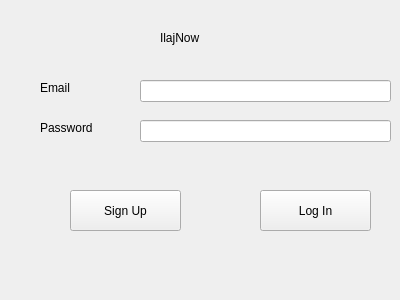
First picture: the form in Screens/start_screen.ui, repository Ghulam-Mustafa08291/IlajNow, before the edit.
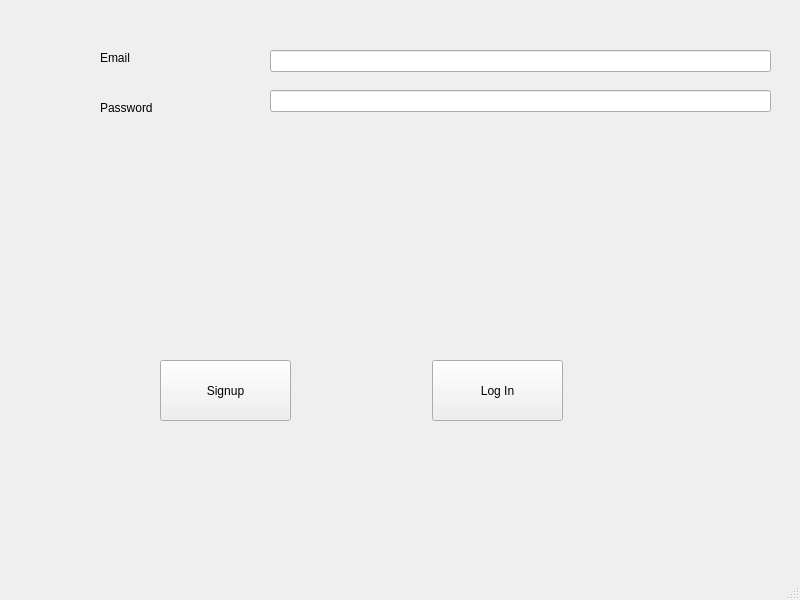
Second picture: the form after the edit.

Commit message: start page(login) and DB connection and storage

Diff of the .ui file:
```diff
--- a/Screens/start_screen.ui
+++ b/Screens/start_screen.ui
@@ -6,8 +6,8 @@
    <rect>
     <x>0</x>
     <y>0</y>
-    <width>400</width>
-    <height>300</height>
+    <width>800</width>
+    <height>600</height>
    </rect>
   </property>
   <property name="mouseTracking">
@@ -16,48 +16,16 @@
   <property name="windowTitle">
    <string>Dialog</string>
   </property>
-  <property name="autoFillBackground">
-   <bool>false</bool>
+  <property name="toolTip">
+   <string>&lt;html&gt;&lt;head/&gt;&lt;body&gt;&lt;p&gt;&lt;span style=&quot; font-size:11pt; font-weight:600;&quot;&gt;Email&lt;/span&gt;&lt;/p&gt;&lt;/body&gt;&lt;/html&gt;</string>
   </property>
+  <widget class="QWidget" name="centralwidget">
   <widget class="QLabel" name="label">
    <property name="geometry">
     <rect>
-     <x>160</x>
-     <y>30</y>
-     <width>81</width>
-     <height>16</height>
-    </rect>
-   </property>
-   <property name="text">
-    <string>IlajNow</string>
-   </property>
-  </widget>
-  <widget class="QLineEdit" name="lineEdit">
-   <property name="geometry">
-    <rect>
-     <x>140</x>
-     <y>80</y>
-     <width>251</width>
-     <height>22</height>
-    </rect>
-   </property>
-  </widget>
-  <widget class="QLineEdit" name="lineEdit_2">
-   <property name="geometry">
-    <rect>
-     <x>140</x>
-     <y>120</y>
-     <width>251</width>
-     <height>22</height>
-    </rect>
-   </property>
-  </widget>
-  <widget class="QLabel" name="label_2">
-   <property name="geometry">
-    <rect>
-     <x>40</x>
-     <y>80</y>
-     <width>81</width>
+      <x>100</x>
+      <y>50</y>
+      <width>55</width>
      <height>16</height>
     </rect>
    </property>
@@ -65,48 +33,77 @@
     <string>Email</string>
    </property>
   </widget>
-  <widget class="QLabel" name="label_3">
+   <widget class="QLabel" name="label_2">
    <property name="geometry">
     <rect>
-     <x>40</x>
-     <y>120</y>
-     <width>81</width>
+      <x>100</x>
+      <y>100</y>
+      <width>91</width>
      <height>16</height>
     </rect>
    </property>
-   <property name="autoFillBackground">
-    <bool>true</bool>
-   </property>
    <property name="text">
     <string>Password</string>
    </property>
   </widget>
-  <widget class="QPushButton" name="pushButton_2">
+   <widget class="QLineEdit" name="start_screen_email_field">
    <property name="geometry">
     <rect>
-     <x>260</x>
-     <y>190</y>
-     <width>111</width>
-     <height>41</height>
-    </rect>
-   </property>
-   <property name="text">
-    <string>Log In</string>
+      <x>270</x>
+      <y>50</y>
+      <width>501</width>
+      <height>22</height>
+     </rect>
+    </property>
+   </widget>
+   <widget class="QLineEdit" name="start_screen_password_field">
+    <property name="geometry">
+     <rect>
+      <x>270</x>
+      <y>90</y>
+      <width>501</width>
+      <height>22</height>
+     </rect>
    </property>
   </widget>
   <widget class="QPushButton" name="sign_up_button">
    <property name="geometry">
     <rect>
-     <x>70</x>
-     <y>190</y>
-     <width>111</width>
-     <height>41</height>
+      <x>160</x>
+      <y>360</y>
+      <width>131</width>
+      <height>61</height>
     </rect>
    </property>
    <property name="text">
-    <string>Sign Up</string>
-   </property>
-  </widget>
+     <string>Signup</string>
+    </property>
+   </widget>
+   <widget class="QPushButton" name="login_button">
+    <property name="geometry">
+     <rect>
+      <x>432</x>
+      <y>360</y>
+      <width>131</width>
+      <height>61</height>
+     </rect>
+    </property>
+    <property name="text">
+     <string>Log In</string>
+    </property>
+   </widget>
+  </widget>
+  <widget class="QMenuBar" name="menubar">
+   <property name="geometry">
+    <rect>
+     <x>0</x>
+     <y>0</y>
+     <width>800</width>
+     <height>26</height>
+    </rect>
+   </property>
+  </widget>
+  <widget class="QStatusBar" name="statusbar"/>
  </widget>
  <resources/>
  <connections/>
```
Left out of the diff: 9 changed lines with no effect on the pictures. Lines whose indentation alone changed are shown as unchanged. The commit also changes 1 other file.
